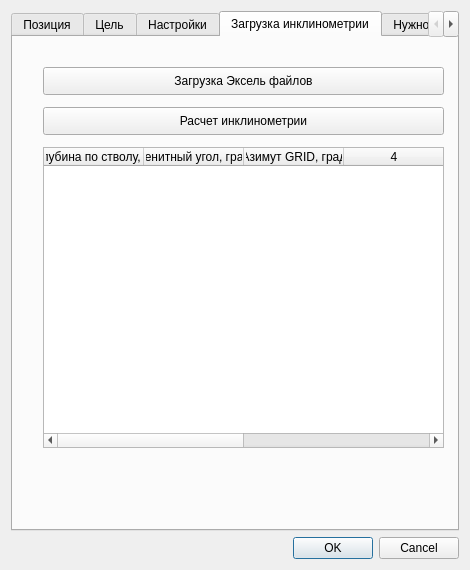
First picture: the form in inclinometr_dialog_base.ui, repository andreyazarov241/inclinometr, before the edit.
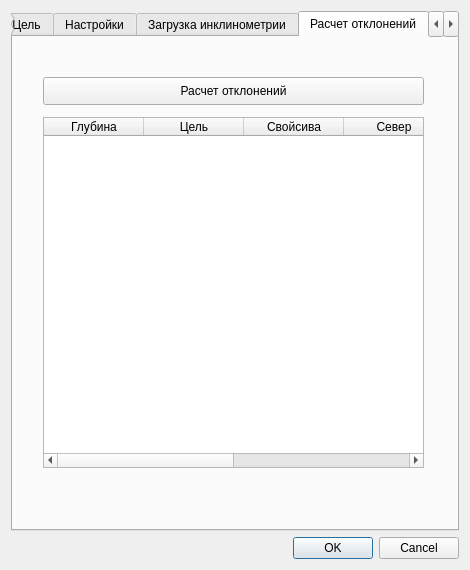
Second picture: the form after the edit. The open tabs and pages were chosen to show the change. Custom widgets are drawn as their Qt base class.

Commit message: добавлена функция расчета инклинометрии и функция расчета отклонений расчетных координат  от координат целей, (пока что первые версии функций)

The edit to the form file:
```diff
--- a/inclinometr_dialog_base.ui
+++ b/inclinometr_dialog_base.ui
@@ -650,6 +650,67 @@
        </property>
       </widget>
      </widget>
+     <widget class="QWidget" name="tab_5">
+      <attribute name="title">
+       <string>Расчет отклонений</string>
+      </attribute>
+      <widget class="QTableWidget" name="tableCalculationDeviation">
+       <property name="geometry">
+        <rect>
+         <x>30</x>
+         <y>80</y>
+         <width>381</width>
+         <height>351</height>
+        </rect>
+       </property>
+       <property name="columnCount">
+        <number>6</number>
+       </property>
+       <column>
+        <property name="text">
+         <string>Глубина</string>
+        </property>
+       </column>
+       <column>
+        <property name="text">
+         <string>Цель</string>
+        </property>
+       </column>
+       <column>
+        <property name="text">
+         <string>Свойсива</string>
+        </property>
+       </column>
+       <column>
+        <property name="text">
+         <string>Север</string>
+        </property>
+       </column>
+       <column>
+        <property name="text">
+         <string>Восток</string>
+        </property>
+       </column>
+       <column>
+        <property name="text">
+         <string>Отметка</string>
+        </property>
+       </column>
+      </widget>
+      <widget class="QPushButton" name="btnCalculateDeviation">
+       <property name="geometry">
+        <rect>
+         <x>30</x>
+         <y>40</y>
+         <width>381</width>
+         <height>28</height>
+        </rect>
+       </property>
+       <property name="text">
+        <string>Расчет отклонений</string>
+       </property>
+      </widget>
+     </widget>
      <widget class="QWidget" name="tab_3">
       <attribute name="title">
        <string>Нужно будет удалить</string>
```
Left out of the diff: 7 changed lines with no effect on the pictures. The commit also changes 9 other files.
